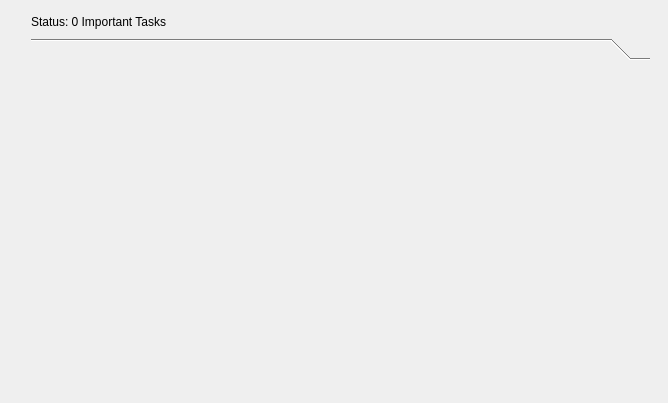
This is Important.ui in ValeriaNardoni/ListaToDo as Qt 5 draws it before an edit. The edited form follows.
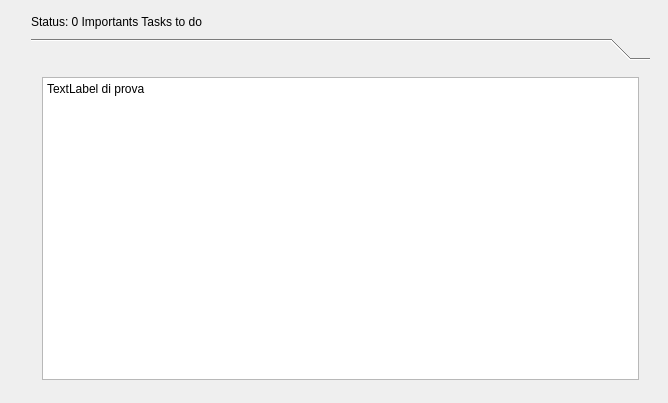
This is the edited form.

Patch:
```diff
--- a/Important.ui
+++ b/Important.ui
@@ -28,7 +28,7 @@
                         <item>
                             <widget class="QLabel" name="statusLabel">
                                 <property name="text">
-                                    <string>Status: 0 Important Tasks</string>
+                                    <string>Status: 0 Importants Tasks to do</string>
                                 </property>
                             </widget>
                         </item>
@@ -65,6 +65,13 @@
                                 <property name="sizeConstraint">
                                     <enum>QLayout::SetMaximumSize</enum>
                                 </property>
+                                <item>
+                                <widget class="QTextBrowser" name="label">
+                                <property name="text">
+                                    <string>TextLabel di prova</string>
+                                </property>
+                                </widget>
+                                </item>
                             </layout>
                         </widget>
                     </widget>
```
Left out of the diff: 2 changed lines with no effect on the pictures.
